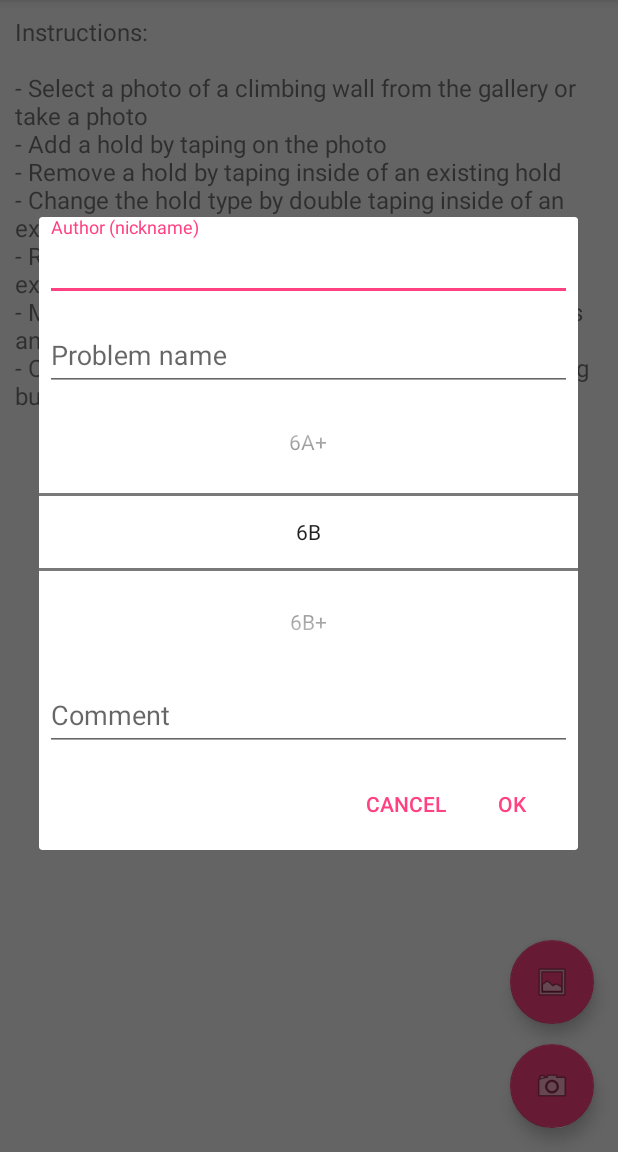
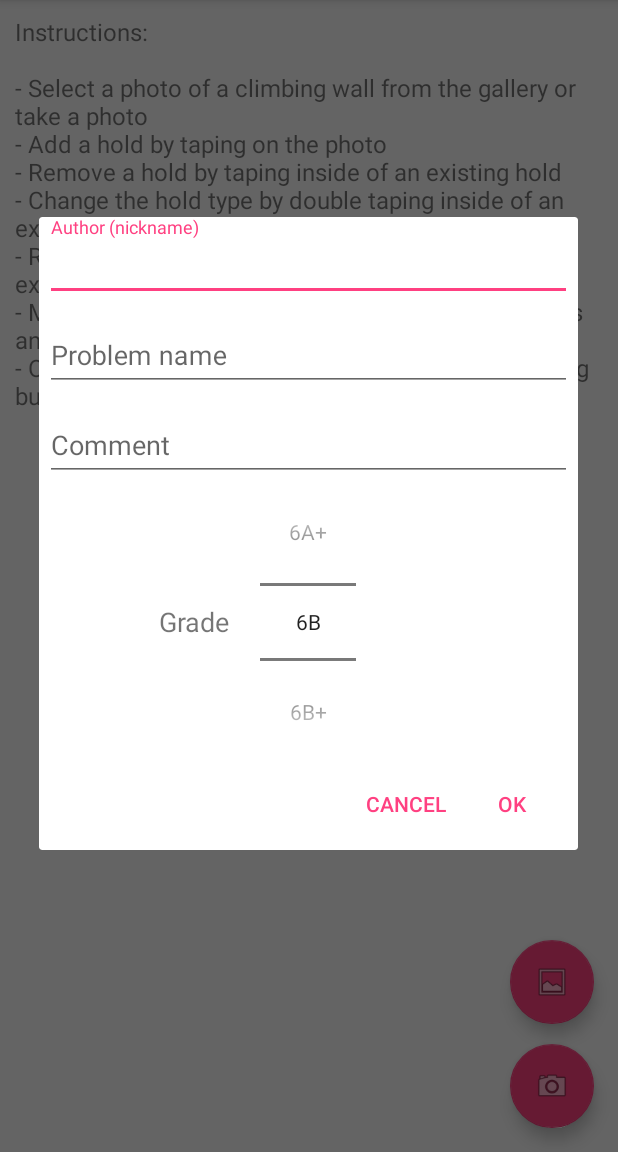
Before and after one commit to DarkokraD/BoulderShare, an Android app: the screen it shows after launch (MainActivity), after a tap on "Settings", on a phone screen of 412 x 824 dp, the part 84-1236 px from its top. Run offline under Robolectric (Android 15) with nearby library versions, the phone set to English and light mode, and no system bars.

Commit message:
polished the fragments/InfoFragment.java & fragment_info.xml

```diff
--- a/app/src/main/java/com/herak/bouldershare/fragments/InfoFragment.java
+++ b/app/src/main/java/com/herak/bouldershare/fragments/InfoFragment.java
@@ -72,12 +72,12 @@ public class InfoFragment extends DialogFragment {
         View view = inflater.inflate(R.layout.fragment_info, null);
         EditText etAuthor = (EditText) view.findViewById(R.id.etInfoAuthor);
         etAuthor.setText(this.username);
-        NumberPicker gradePicker = (NumberPicker) view.findViewById(R.id.spinGrade);
+        NumberPicker gradePicker = (NumberPicker) view.findViewById(R.id.pickerGrade);
         String[] gradesArray = getResources().getStringArray(R.array.grades_array);
         gradePicker.setMinValue(0);
         gradePicker.setMaxValue(gradesArray.length-1);
         gradePicker.setDisplayedValues(gradesArray);
-        gradePicker.setValue(4);
+        gradePicker.setValue(5);
 
         // Inflate and set the layout for the dialog
         // Pass null as the parent view because its going in the dialog layout
--- a/app/src/main/res/layout/fragment_info.xml
+++ b/app/src/main/res/layout/fragment_info.xml
@@ -40,12 +40,6 @@
 
     </android.support.design.widget.TextInputLayout>
 
-    <NumberPicker
-        android:id="@+id/spinGrade"
-        android:layout_width="match_parent"
-        android:layout_height="wrap_content"
-        />
-
     <android.support.design.widget.TextInputLayout
         android:layout_width="match_parent"
         android:layout_height="wrap_content">
@@ -63,5 +57,30 @@
             android:maxLength="160"/>
 
     </android.support.design.widget.TextInputLayout>
+    <RelativeLayout xmlns:android="http://schemas.android.com/apk/res/android"
+        android:orientation="horizontal"
+        android:layout_width="match_parent"
+        android:layout_height="wrap_content" >
+
+        <NumberPicker
+            android:id="@+id/pickerGrade"
+            android:layout_width="wrap_content"
+            android:layout_height="wrap_content"
+            android:layout_centerInParent="true"
+            />
+
+        <TextView
+            android:layout_width="wrap_content"
+            android:layout_height="wrap_content"
+            android:text="@string/grade_label"
+            android:layout_centerVertical="true"
+            android:layout_toStartOf="@id/pickerGrade"
+            android:layout_toLeftOf="@id/pickerGrade"
+            android:layout_marginRight="20dp"
+            android:textSize="18sp"
+            />
+
+
+        </RelativeLayout>
 
 </LinearLayout>
--- a/app/src/main/res/values/strings.xml
+++ b/app/src/main/res/values/strings.xml
@@ -9,10 +9,11 @@
     <string name="ok">Ok</string>
     <string name="action_info">Settings</string>
     <string name="comment">Comment</string>
-    <string name="grades_prompt">Grade</string>
+    <string name="grade_label">Grade</string>
     <string name="problem_name">Problem name</string>
 
     <string-array name="grades_array">
+        <item>N/A</item>
         <item>4</item>
         <item>5</item>
         <item>6A</item>
```
